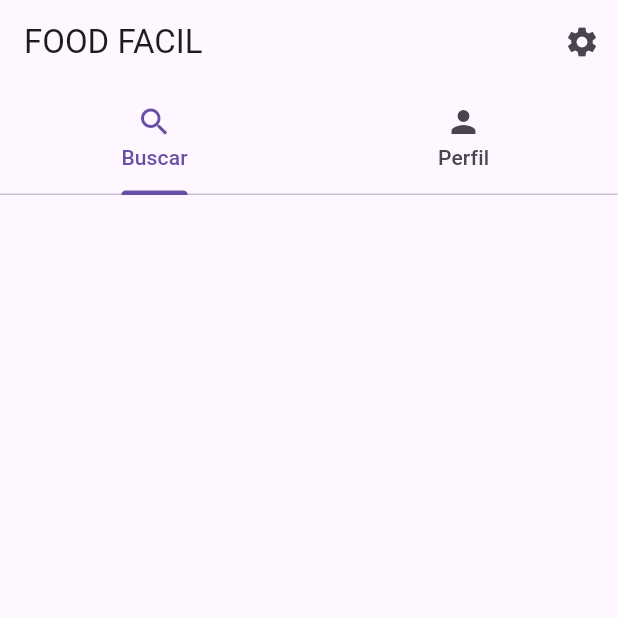
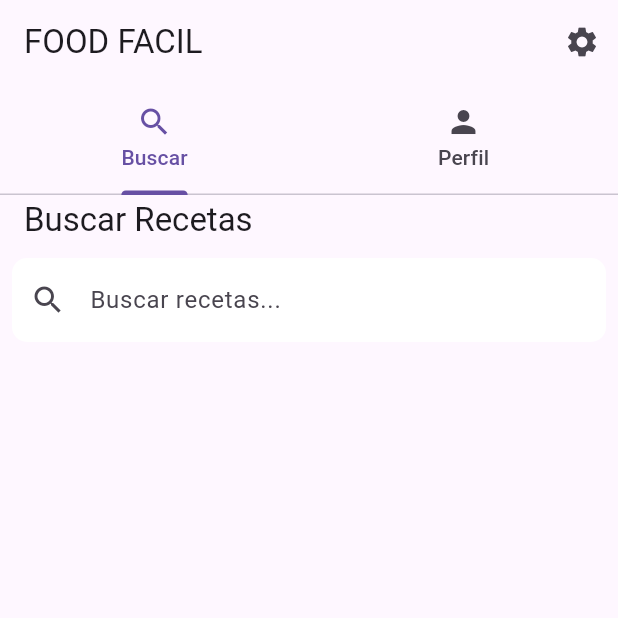
Before and after one commit to 7mo-A/foodfacil_flutter, a Flutter app: the HomeScreen screen opened directly, on a phone screen of 412 x 824 dp, the top half of it. Run offline on Flutter 3.47's test engine with Material 3 defaults, Android fonts, the phone set to English and light mode, and no system bars; our stand-ins replace cloud_firestore, firebase_auth, firebase_core; accounts and stored records are empty.

Commit message:
search, profile & main update

```diff
--- a/lib/screens/search_screen.dart
+++ b/lib/screens/search_screen.dart
@@ -2,11 +2,45 @@ import 'package:flutter/material.dart';
 import 'package:cloud_firestore/cloud_firestore.dart';
 import '../models/recipe.dart';
 import '../widgets/recipe_list_item.dart';
+import 'recipe_detail_screen.dart';
 
-class SearchScreen extends StatelessWidget {
+class SearchScreen extends StatefulWidget {
+  @override
+  _SearchScreenState createState() => _SearchScreenState();
+}
+
+class _SearchScreenState extends State<SearchScreen> {
+  String query = "";
+
   @override
   Widget build(BuildContext context) {
     return Scaffold(
+      appBar: AppBar(
+        title: Text('Buscar Recetas'),
+        bottom: PreferredSize(
+          preferredSize: Size.fromHeight(50.0),
+          child: Padding(
+            padding: const EdgeInsets.all(8.0),
+            child: TextField(
+              onChanged: (value) {
+                setState(() {
+                  query = value;
+                });
+              },
+              decoration: InputDecoration(
+                hintText: 'Buscar recetas...',
+                border: OutlineInputBorder(
+                  borderRadius: BorderRadius.circular(10.0),
+                  borderSide: BorderSide.none,
+                ),
+                filled: true,
+                fillColor: Colors.white,
+                prefixIcon: Icon(Icons.search),
+              ),
+            ),
+          ),
+        ),
+      ),
       body: StreamBuilder<QuerySnapshot>(
         stream: FirebaseFirestore.instance.collection('recetas').snapshots(),
         builder: (context, snapshot) {
@@ -19,6 +53,7 @@ class SearchScreen extends StatelessWidget {
 
           final recipes = snapshot.data!.docs
               .map((doc) => Recipe.fromMap(doc.data() as Map<String, dynamic>, doc.id))
+              .where((recipe) => recipe.name.toLowerCase().contains(query.toLowerCase()))
               .toList();
 
           return ListView.builder(
@@ -27,7 +62,10 @@ class SearchScreen extends StatelessWidget {
               return RecipeListItem(
                 recipe: recipes[index],
                 onTap: () {
-
+                  Navigator.push(
+                    context,
+                    MaterialPageRoute(builder: (context) => RecipeDetailScreen(recipe: recipes[index])),
+                  );
                 },
               );
             },
```
Also changed, not shown: lib/main.dart (+4 -4 lines), lib/screens/profile_screen.dart (added, +28 -0 lines).
